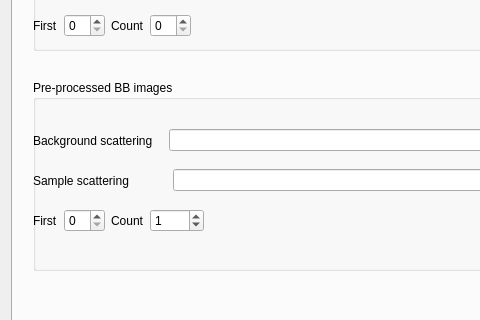
Before: the Qt Designer form frameworks/imageprocessing/modules/ImagingModulesGui/src/bblognormdlg.ui in neutronimaging/imagingsuite, drawn with Qt 5; both pictures show x 0 to 480 and y 517 to 837 of the 1094 by 982 pixel window.
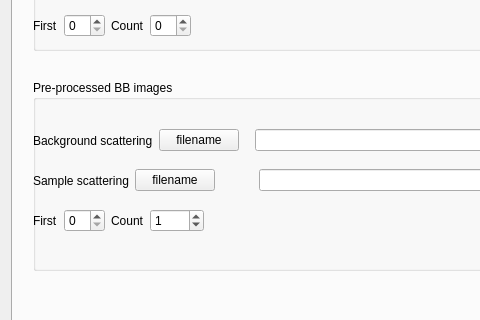
After: the same form once the commit is applied. Custom widgets are drawn as their Qt base class.

Commit message: added filename buttons and automatic counting of the number of files for the external background case in kiptool

Diff of the .ui file:
```diff
--- a/frameworks/imageprocessing/modules/ImagingModulesGui/src/bblognormdlg.ui
+++ b/frameworks/imageprocessing/modules/ImagingModulesGui/src/bblognormdlg.ui
@@ -219,6 +219,13 @@
            </property>
           </widget>
          </item>
+         <item>
+          <widget class="QPushButton" name="pushButton_ext_sample_back">
+           <property name="text">
+            <string>filename</string>
+           </property>
+          </widget>
+         </item>
          <item>
           <spacer name="horizontalSpacer_11">
            <property name="orientation">
@@ -333,6 +340,13 @@
            </property>
           </widget>
          </item>
+         <item>
+          <widget class="QPushButton" name="pushButton_ext_back">
+           <property name="text">
+            <string>filename</string>
+           </property>
+          </widget>
+         </item>
          <item>
           <spacer name="horizontalSpacer_9">
            <property name="orientation">
```
The commit also changes 2 other files.
